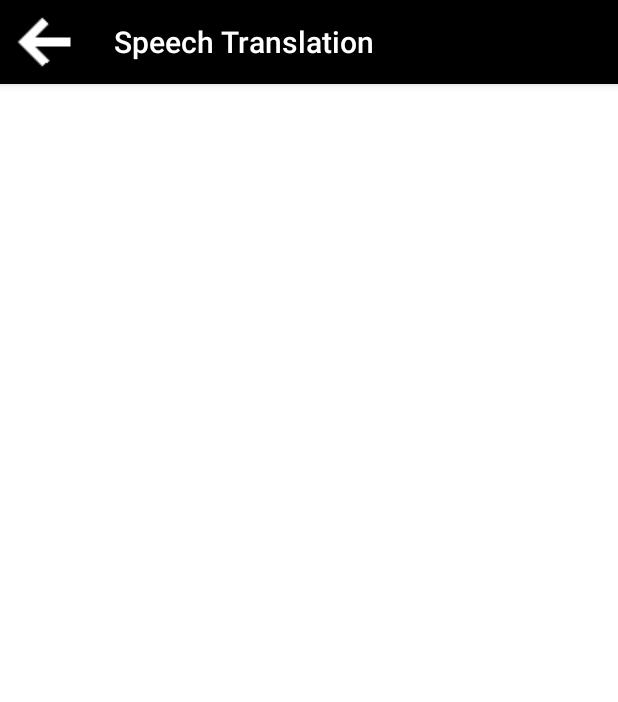
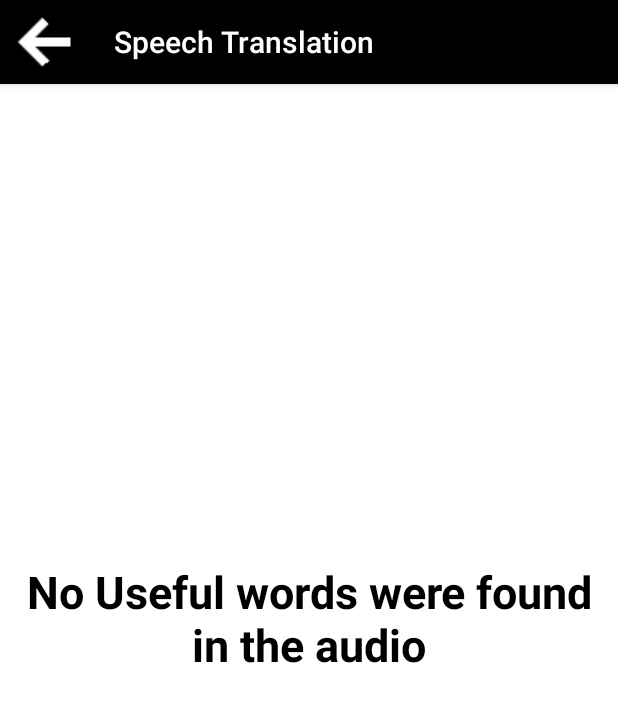
Before and after one commit to Badar-Ali/AudioRecorder, an Android app: the translatedList screen opened directly, with no data from a screen before it, on a phone screen of 412 x 824 dp. Shown: the top 702 px of the screen. Run offline under Robolectric (Android 15) with nearby library versions, the phone set to English and light mode, and no system bars; our stand-ins replace Firebase (no records; nobody signed in at launch, a user with empty details on screens opened directly); 1 statement that could not run was skipped.

Commit message:
issues resolved

```diff
--- a/app/src/main/java/com/example/soundrecorderexample/translatedList.java
+++ b/app/src/main/java/com/example/soundrecorderexample/translatedList.java
@@ -49,7 +49,7 @@ public class translatedList extends AppCompatActivity {
         fromDataText = findViewById(R.id.fromData);
         toLangText = findViewById(R.id.toLang);
         fromLangText = findViewById(R.id.fromLang);
-        separator = findViewById(R.id.separator);
+        separator = findViewById(R.id.borderLine);
         nowords = findViewById(R.id.nowords);
 
 
--- a/app/src/main/res/layout/activity_translated_list.xml
+++ b/app/src/main/res/layout/activity_translated_list.xml
@@ -33,6 +33,24 @@
         app:layout_constraintLeft_toLeftOf="parent"
         app:layout_constraintRight_toLeftOf="@+id/toLang"
         app:layout_constraintTop_toBottomOf="@+id/toolbar"/>
+
+    <TextView
+        android:id="@+id/nowords"
+        android:text="No Useful words were found in the audio"
+        android:textColor="@color/colorBlack"
+        android:textStyle="bold"
+        android:textSize="30dp"
+        android:layout_width="wrap_content"
+        android:layout_height="wrap_content"
+        app:layout_constraintLeft_toLeftOf="parent"
+        app:layout_constraintRight_toRightOf="parent"
+        app:layout_constraintBottom_toBottomOf="parent"
+        android:gravity="center"
+        android:visibility="gone"
+        android:padding="5dp"
+        android:layout_margin="5dp"
+        app:layout_constraintTop_toTopOf="parent"/>
+
 
     <TextView
         android:id="@+id/toLang"
```
